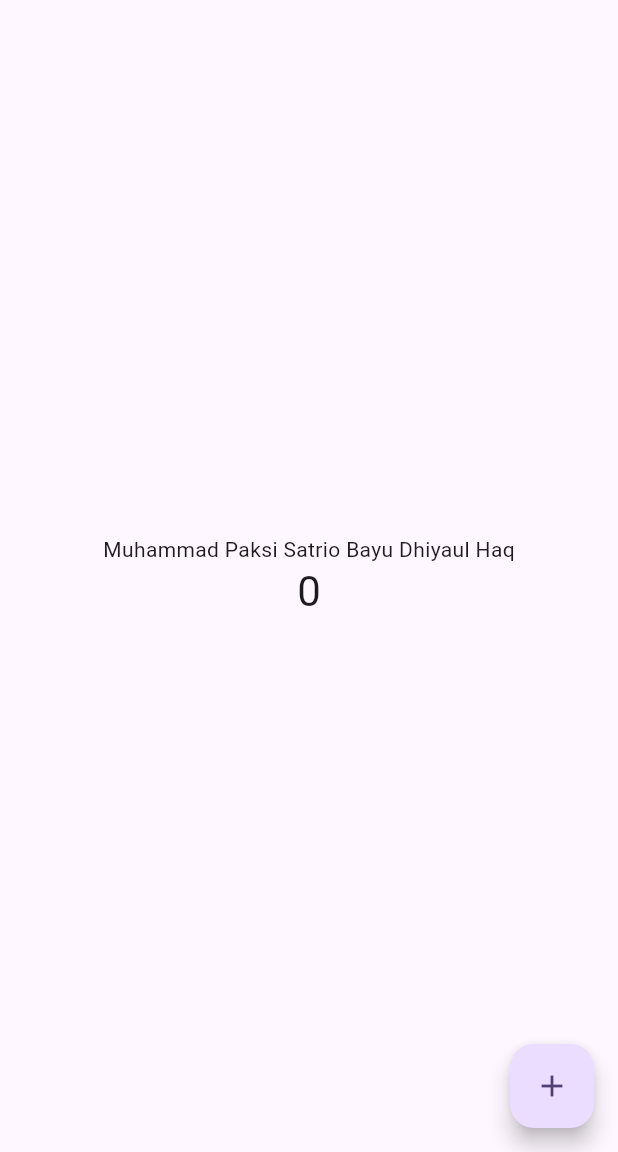
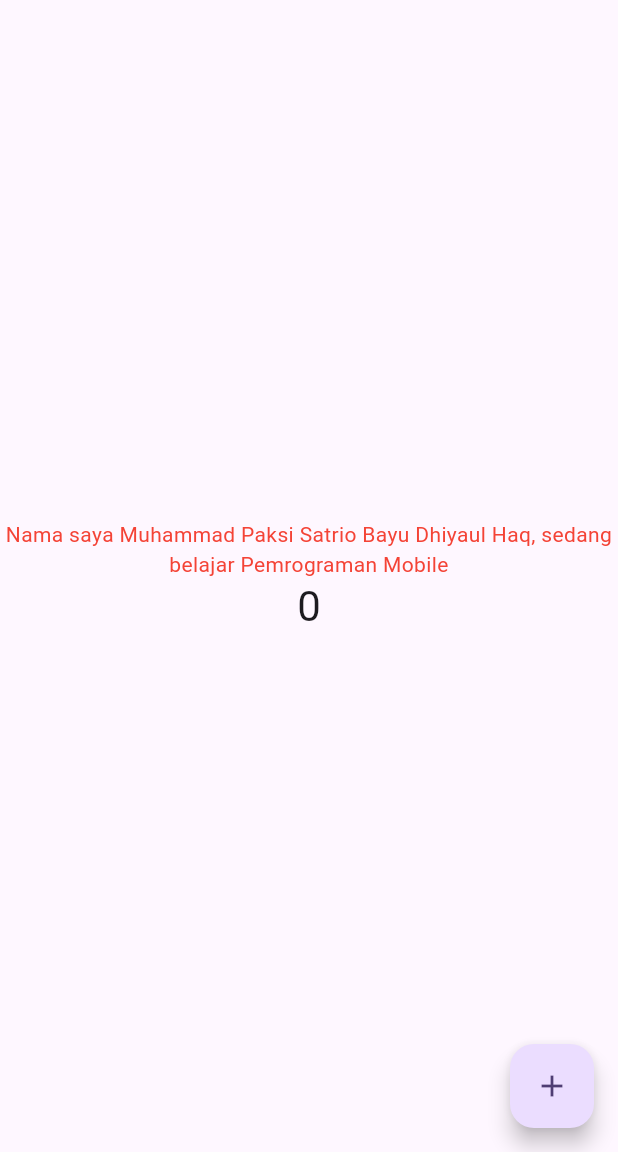
Before and after one commit to pdh-24/flutter-fundamental-part1, a Flutter app: the screen it shows after launch, on a phone screen of 412 x 824 dp, the part 84-1236 px from its top. Run offline on Flutter 3.47's test engine with Material 3 defaults, Android fonts, the phone set to English and light mode, and no system bars.

Commit message:
TextWidget

```diff
--- /dev/null
+++ b/lib/basic_widgets/text_widget.dart
@@ -0,0 +1,13 @@
+import 'package:flutter/material.dart';
+
+class MyTextWidget extends StatelessWidget {
+  const MyTextWidget({Key? key}) : super(key: key);
+
+  @override
+  Widget build(BuildContext context) {
+    return const Text(
+      "Nama saya Muhammad Paksi Satrio Bayu Dhiyaul Haq, sedang belajar Pemrograman Mobile",
+      style: TextStyle(color: Colors.red, fontSize: 14),
+      textAlign: TextAlign.center);
+  }
+}
--- a/lib/main.dart
+++ b/lib/main.dart
@@ -1,4 +1,5 @@
 import 'package:flutter/material.dart';
+import 'package:hello_world/basic_widgets/text_widget.dart';
 
 void main() {
   runApp(const MyApp());
@@ -105,10 +106,7 @@ class _MyHomePageState extends State<MyHomePage> {
           // wireframe for each widget.
           mainAxisAlignment: MainAxisAlignment.center,
           children: <Widget>[
-            const Text(
-              // 'You have pushed the button this many times:',
-              'Muhammad Paksi Satrio Bayu Dhiyaul Haq'
-            ),
+            const MyTextWidget(),
             Text(
               '$_counter',
               style: Theme.of(context).textTheme.headlineMedium,
```
Also changed, not shown: images/02.png (added), 1 other file.
